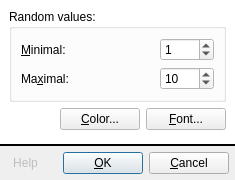
Before: the Qt Designer form ui/settingsdialog.ce.ui in leppa/tspsg, drawn with Qt 5.
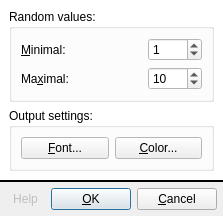
After: the same form once the commit is applied. Icons and pictures are not drawn.

Diff of the .ui file:
```diff
--- a/ui/settingsdialog.ce.ui
+++ b/ui/settingsdialog.ce.ui
@@ -6,8 +6,8 @@
    <rect>
     <x>0</x>
     <y>0</y>
-    <width>235</width>
-    <height>180</height>
+    <width>205</width>
+    <height>212</height>
    </rect>
   </property>
   <property name="windowTitle">
@@ -179,37 +179,11 @@
        </widget>
       </item>
       <item>
-       <layout class="QHBoxLayout" name="horizontalLayout_2">
-        <item>
-         <spacer name="horizontalSpacer_3">
-          <property name="orientation">
-           <enum>Qt::Horizontal</enum>
-          </property>
-          <property name="sizeHint" stdset="0">
-           <size>
-            <width>40</width>
-            <height>20</height>
-           </size>
-          </property>
-         </spacer>
-        </item>
-        <item>
-         <widget class="QPushButton" name="buttonColor">
-          <property name="cursor">
-           <cursorShape>PointingHandCursor</cursorShape>
-          </property>
-          <property name="statusTip">
-           <string>Font color for printing</string>
-          </property>
-          <property name="text">
-           <string>&amp;Color...</string>
-          </property>
-          <property name="icon">
-           <iconset resource="../resources/tspsg.qrc">
-            <normaloff>:/images/icons/color_line.png</normaloff>:/images/icons/color_line.png</iconset>
-          </property>
-         </widget>
-        </item>
+       <widget class="QGroupBox" name="groupOutputSettings">
+        <property name="title">
+         <string>Output settings:</string>
+        </property>
+        <layout class="QHBoxLayout" name="horizontalLayout">
         <item>
          <widget class="QPushButton" name="buttonFont">
           <property name="cursor">
@@ -227,7 +201,25 @@
           </property>
          </widget>
         </item>
-       </layout>
+         <item>
+          <widget class="QPushButton" name="buttonColor">
+           <property name="cursor">
+            <cursorShape>PointingHandCursor</cursorShape>
+           </property>
+           <property name="statusTip">
+            <string>Font color for printing</string>
+           </property>
+           <property name="text">
+            <string>&amp;Color...</string>
+           </property>
+           <property name="icon">
+            <iconset resource="../resources/tspsg.qrc">
+             <normaloff>:/images/icons/color_line.png</normaloff>:/images/icons/color_line.png</iconset>
+           </property>
+          </widget>
+         </item>
+        </layout>
+       </widget>
       </item>
       <item>
        <spacer name="verticalSpacer">
```
Lines whose indentation alone changed are shown as unchanged.
